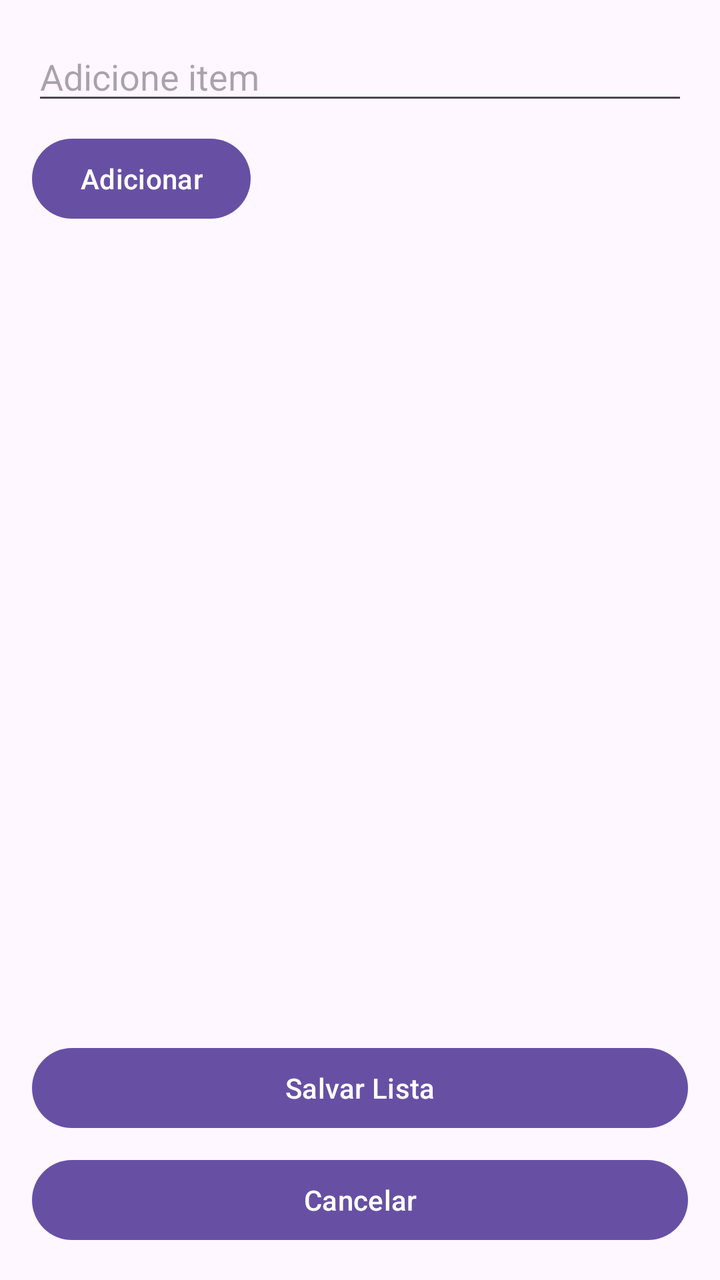
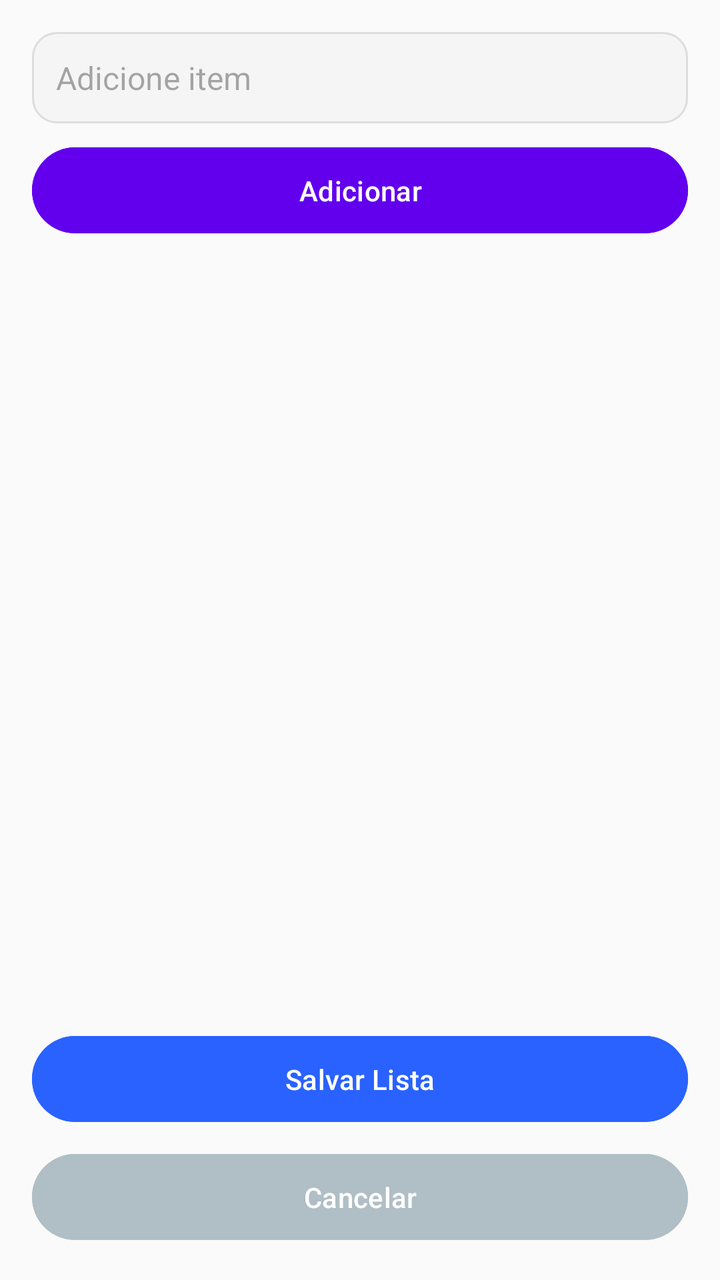

Screens rendered from an Android XML layout before and after an edit, with the pre-edit source and the edit as a unified diff.
<!-- AndroidManifest.xml: application theme Theme.ListaDeTarefas -->
<!-- res/layout/activity_task_list.xml -->
<LinearLayout
    xmlns:android="http://schemas.android.com/apk/res/android"
    android:orientation="vertical"
    android:padding="16dp"
    android:layout_width="match_parent"
    android:layout_height="match_parent">

    <EditText
        android:id="@+id/editTextTask"
        android:hint="Adicione item"
        android:layout_width="match_parent"
        android:layout_height="wrap_content"/>

    <Button
        android:id="@+id/buttonAdd"
        android:text="Adicionar"
        android:layout_width="wrap_content"
        android:layout_height="wrap_content"
        android:layout_marginTop="8dp"/>

    <androidx.recyclerview.widget.RecyclerView
        android:id="@+id/recyclerViewTasks"
        android:layout_width="match_parent"
        android:layout_height="0dp"
        android:layout_weight="1"
        android:layout_marginTop="8dp"/>

    <Button
        android:id="@+id/buttonSave"
        android:text="Salvar Lista"
        android:layout_width="match_parent"
        android:layout_height="wrap_content"
        android:layout_marginTop="8dp"/>

    <Button
        android:id="@+id/buttonCancel"
        android:text="Cancelar"
        android:layout_width="match_parent"
        android:layout_height="wrap_content"
        android:layout_marginTop="8dp"/>
</LinearLayout>
<!-- resources referenced by this layout -->
<resources>
  <style name="Theme.ListaDeTarefas" parent="Base.Theme.ListaDeTarefas" />
  <style name="Base.Theme.ListaDeTarefas" parent="Theme.Material3.DayNight.NoActionBar">
          
          
      </style>
</resources>

<!-- the commit's change to res/layout/activity_task_list.xml (unified diff, before → after) -->
@@ -3,20 +3,28 @@
     android:orientation="vertical"
     android:padding="16dp"
     android:layout_width="match_parent"
-    android:layout_height="match_parent">
+    android:layout_height="match_parent"
+    android:background="#FAFAFA">
 
     <EditText
         android:id="@+id/editTextTask"
         android:hint="Adicione item"
         android:layout_width="match_parent"
-        android:layout_height="wrap_content"/>
+        android:layout_height="wrap_content"
+        android:background="@drawable/rounded_edittext"
+        android:padding="12dp"
+        android:textSize="16sp"/>
 
     <Button
         android:id="@+id/buttonAdd"
         android:text="Adicionar"
-        android:layout_width="wrap_content"
+        android:layout_width="match_parent"
         android:layout_height="wrap_content"
-        android:layout_marginTop="8dp"/>
+        android:layout_marginTop="8dp"
+        android:backgroundTint="#6200EE"
+        android:textColor="@android:color/white"
+        android:padding="12dp"
+        android:fontFamily="sans-serif-medium"/>
 
     <androidx.recyclerview.widget.RecyclerView
         android:id="@+id/recyclerViewTasks"
@@ -30,12 +38,20 @@
         android:text="Salvar Lista"
         android:layout_width="match_parent"
         android:layout_height="wrap_content"
-        android:layout_marginTop="8dp"/>
+        android:layout_marginTop="8dp"
+        android:backgroundTint="#2962FF"
+        android:textColor="@android:color/white"
+        android:padding="12dp"
+        android:fontFamily="sans-serif-medium"/>
 
     <Button
         android:id="@+id/buttonCancel"
         android:text="Cancelar"
         android:layout_width="match_parent"
         android:layout_height="wrap_content"
-        android:layout_marginTop="8dp"/>
+        android:layout_marginTop="8dp"
+        android:backgroundTint="#B0BEC5"
+        android:textColor="@android:color/white"
+        android:padding="12dp"
+        android:fontFamily="sans-serif-medium"/>
 </LinearLayout>
<!-- resource entries referenced after the edit -->
@@ -1,5 +1,11 @@
 <!-- resources referenced by this layout -->
 <resources>
+  <!-- drawable rounded_edittext (drawable) -->
+  <shape xmlns:android="http://schemas.android.com/apk/res/android" android:shape="rectangle">
+      <solid android:color="#F5F5F5"/>
+      <corners android:radius="12dp"/>
+      <stroke android:width="1dp" android:color="#DDDDDD"/>
+  </shape>
   <style name="Theme.ListaDeTarefas" parent="Base.Theme.ListaDeTarefas" />
   <style name="Base.Theme.ListaDeTarefas" parent="Theme.Material3.DayNight.NoActionBar">
           
